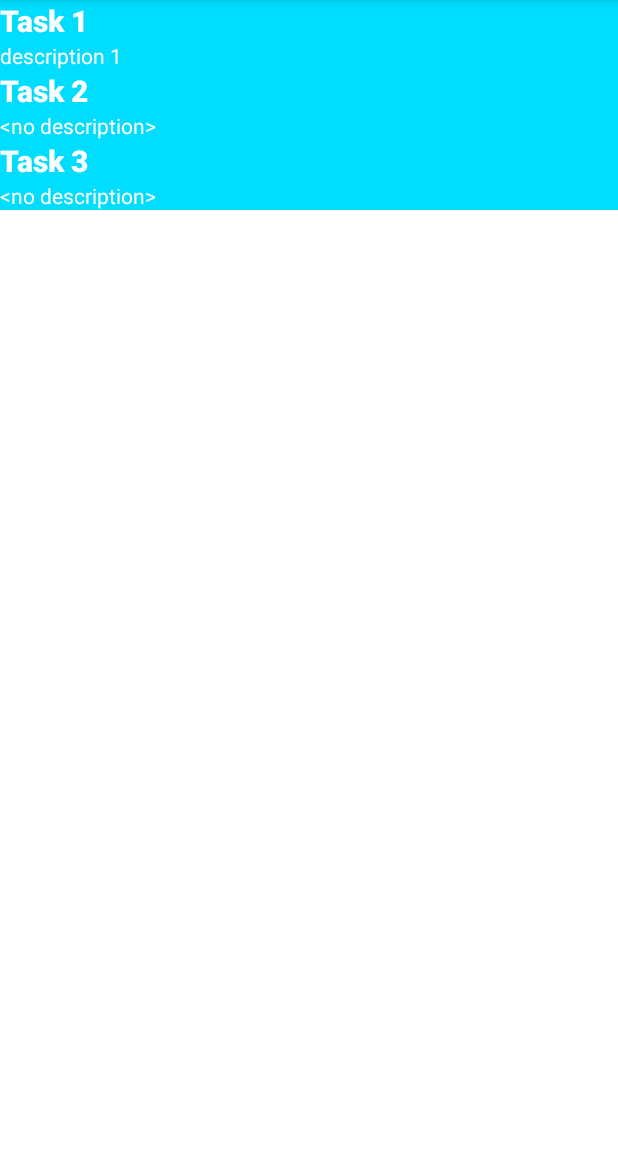
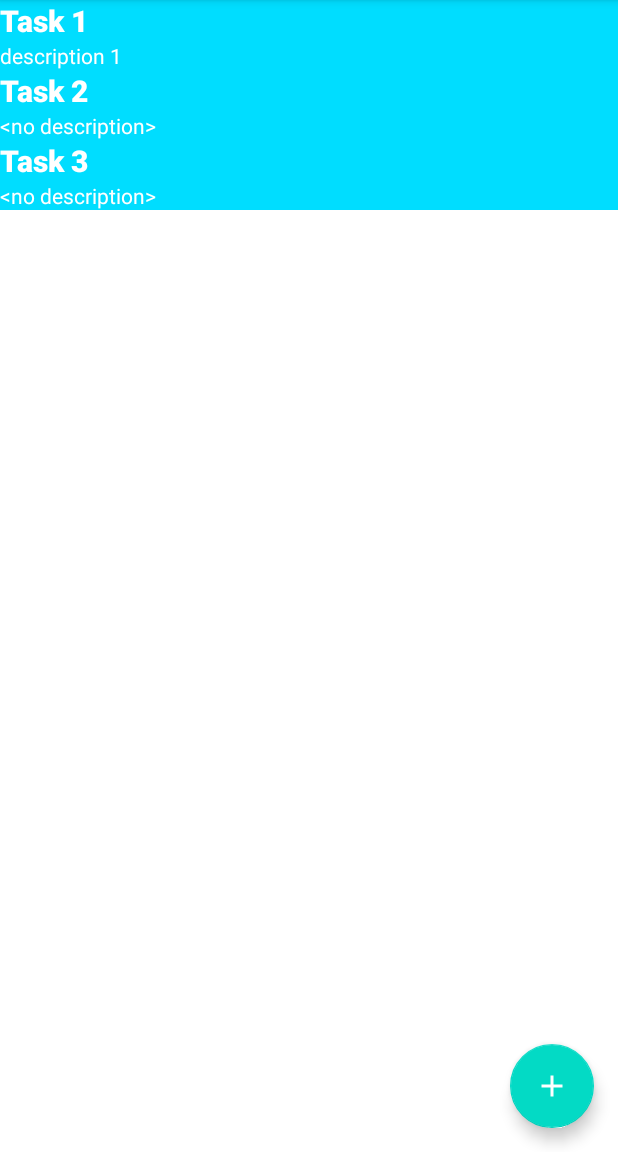
Before and after one commit to JoaoBaptMG/ToDo-DMProject, an Android app: the screen it shows after launch (MainActivity), on a phone screen of 412 x 824 dp, the part 84-1236 px from its top. Run offline under Robolectric (Android 15) with nearby library versions, the phone set to English and light mode, and no system bars.

Commit message:
Add add FAB (task 11)

```diff
--- /dev/null
+++ b/app/src/main/res/drawable/ic_baseline_add_24.xml
@@ -0,0 +1,5 @@
+<vector android:height="24dp" android:tint="#FFFFFF"
+    android:viewportHeight="24" android:viewportWidth="24"
+    android:width="24dp" xmlns:android="http://schemas.android.com/apk/res/android">
+    <path android:fillColor="@android:color/white" android:pathData="M19,13h-6v6h-2v-6H5v-2h6V5h2v6h6v2z"/>
+</vector>
--- a/app/src/main/res/layout/fragment_task_list.xml
+++ b/app/src/main/res/layout/fragment_task_list.xml
@@ -1,13 +1,37 @@
 <?xml version="1.0" encoding="utf-8"?>
-<FrameLayout xmlns:android="http://schemas.android.com/apk/res/android"
+<androidx.constraintlayout.widget.ConstraintLayout xmlns:android="http://schemas.android.com/apk/res/android"
+    xmlns:app="http://schemas.android.com/apk/res-auto"
     xmlns:tools="http://schemas.android.com/tools"
+    android:id="@+id/frameLayout"
     android:layout_width="match_parent"
     android:layout_height="match_parent"
     tools:context=".tasklist.TaskListFragment">
 
     <androidx.recyclerview.widget.RecyclerView
         android:id="@+id/task_list_recycler_view"
-        android:layout_width="match_parent"
-        android:layout_height="match_parent" />
+        android:layout_width="0dp"
+        android:layout_height="0dp"
+        app:layout_constraintBottom_toBottomOf="parent"
+        app:layout_constraintEnd_toEndOf="parent"
+        app:layout_constraintHorizontal_bias="0.0"
+        app:layout_constraintStart_toStartOf="parent"
+        app:layout_constraintTop_toTopOf="parent"
+        app:layout_constraintVertical_bias="1.0">
 
-</FrameLayout>
+    </androidx.recyclerview.widget.RecyclerView>
+
+    <com.google.android.material.floatingactionbutton.FloatingActionButton
+        android:id="@+id/task_list_fab"
+        android:layout_width="wrap_content"
+        android:layout_height="wrap_content"
+        android:layout_marginEnd="16dp"
+        android:layout_marginBottom="16dp"
+        android:clickable="true"
+        android:contentDescription="@string/add_task"
+        android:focusable="true"
+        android:src="@drawable/ic_baseline_add_24"
+        app:tint="@color/white"
+        app:layout_constraintBottom_toBottomOf="parent"
+        app:layout_constraintEnd_toEndOf="parent" />
+
+</androidx.constraintlayout.widget.ConstraintLayout>
--- a/app/src/main/res/values/strings.xml
+++ b/app/src/main/res/values/strings.xml
@@ -1,3 +1,4 @@
 <resources>
     <string name="app_name">ToDo</string>
+    <string name="add_task">Add Task</string>
 </resources>
```
